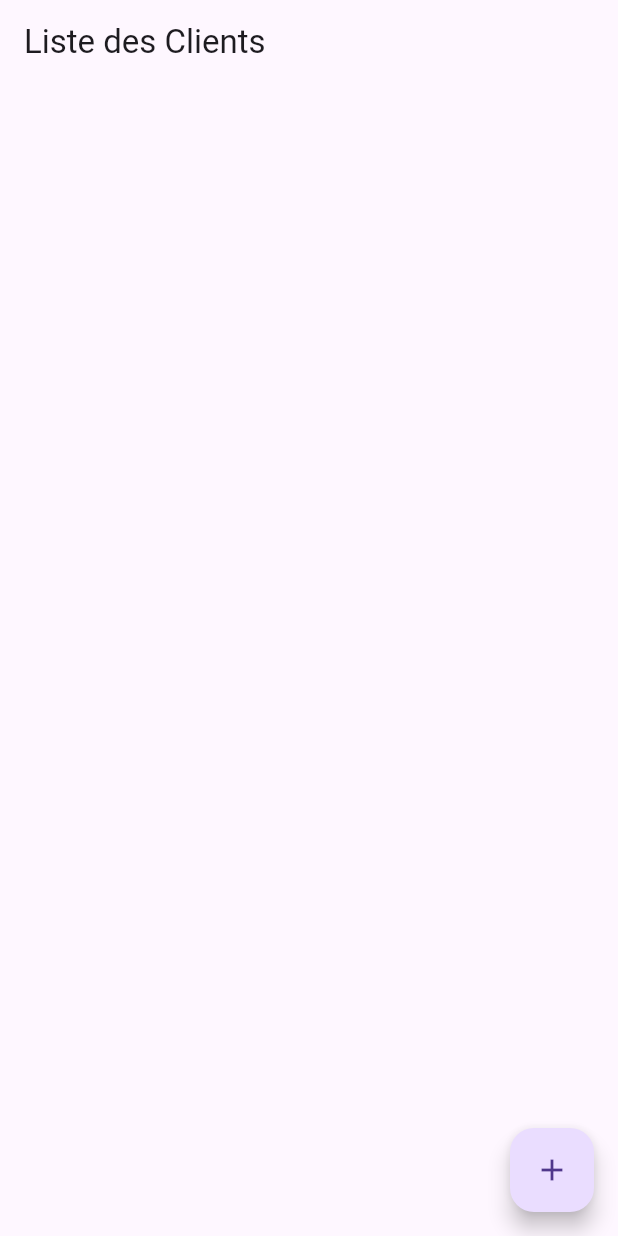
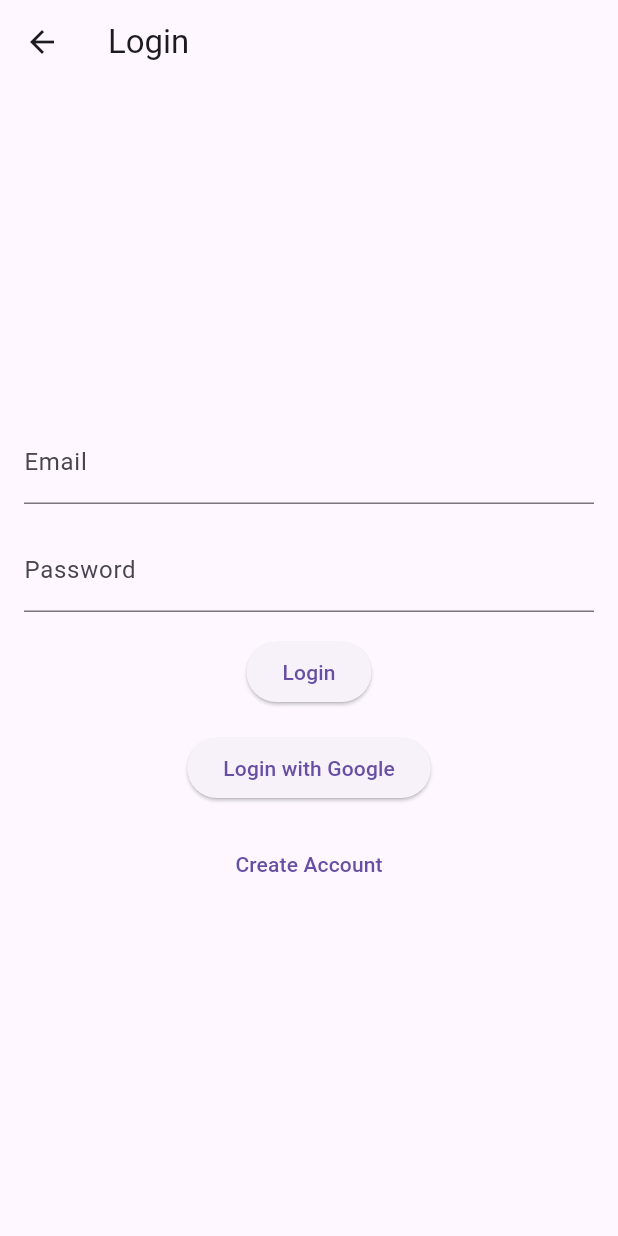
Before and after one commit to Ervinbara/ClientFitTracker, a Flutter app: the screen it shows after launch, on a phone screen of 412 x 824 dp. Run offline on Flutter 3.47's test engine with Material 3 defaults, Android fonts, the phone set to English and light mode, and no system bars; our stand-ins replace cloud_firestore, firebase_auth, firebase_core, google_sign_in; accounts and stored records are empty.

Commit message:
Système de connexion avec Google et adresse mail ok + logout

```diff
--- /dev/null
+++ b/lib/login_page.dart
@@ -0,0 +1,234 @@
+import 'package:flutter/material.dart';
+import 'package:firebase_auth/firebase_auth.dart';
+import 'package:google_sign_in/google_sign_in.dart';
+import 'package:cloud_firestore/cloud_firestore.dart';
+
+
+class LoginPage extends StatefulWidget {
+  @override
+  _LoginPageState createState() => _LoginPageState();
+}
+
+class _LoginPageState extends State<LoginPage> {
+  final TextEditingController emailController = TextEditingController();
+  final TextEditingController passwordController = TextEditingController();
+  final TextEditingController confirmPasswordController = TextEditingController();
+
+  bool _isCreatingAccount = false;
+
+  Future<void> _login(BuildContext context) async {
+    try {
+      UserCredential userCredential = await FirebaseAuth.instance.signInWithEmailAndPassword(
+        email: emailController.text,
+        password: passwordController.text,
+      );
+      print('User logged in: ${userCredential.user!.uid}');
+      ScaffoldMessenger.of(context).showSnackBar(
+        SnackBar(
+          content: Text('Login successful.'),
+          duration: Duration(seconds: 3),
+        ),
+      );
+      // Naviguer vers la page suivante après la connexion réussie
+      Navigator.pushReplacementNamed(context, '/home');
+    } catch (e) {
+      print('Login error: $e');
+      // Afficher un message d'erreur à l'utilisateur
+      ScaffoldMessenger.of(context).showSnackBar(
+        SnackBar(
+          content: Text('Login failed. Please check your email and password.'),
+          duration: Duration(seconds: 3),
+        ),
+      );
+    }
+  }
+
+  Future<void> _signInWithGoogle(BuildContext context) async {
+    try {
+      final GoogleSignIn googleSignIn = GoogleSignIn();
+      final FirebaseAuth _auth = FirebaseAuth.instance;
+
+      final GoogleSignInAccount? googleSignInAccount = await googleSignIn.signIn();
+      if (googleSignInAccount != null) {
+        final GoogleSignInAuthentication googleSignInAuthentication = await googleSignInAccount.authentication;
+
+        final AuthCredential credential = GoogleAuthProvider.credential(
+          accessToken: googleSignInAuthentication.accessToken,
+          idToken: googleSignInAuthentication.idToken,
+        );
+
+        final UserCredential authResult = await _auth.signInWithCredential(credential);
+        final User? user = authResult.user;
+
+        if (user != null) {
+          assert(!user.isAnonymous);
+          assert(await user.getIdToken() != null);
+
+          final User currentUser = _auth.currentUser!;
+          assert(user.uid == currentUser.uid);
+
+          print('signInWithGoogle succeeded: $user');
+
+          ScaffoldMessenger.of(context).showSnackBar(
+            SnackBar(
+              content: Text('Google Sign-In successful.'),
+              duration: Duration(seconds: 3),
+            ),
+          );
+
+          // Vérifie si l'utilisateur est nouvellement enregistré
+          if (authResult.additionalUserInfo!.isNewUser) {
+            // Ajouter ici le code pour enregistrer les informations de l'utilisateur dans la base de données Firebase
+            // Par exemple :
+            await FirebaseFirestore.instance.collection('users').doc(user.uid).set({
+              'displayName': user.displayName ?? '',
+              'email': user.email ?? '',
+              'photoURL': user.photoURL ?? '',
+            });
+            print('New user registered: ${user.uid}');
+          }
+
+          // Naviguer vers la page suivante après la connexion réussie
+          Navigator.pushReplacementNamed(context, '/home');
+        }
+      }
+    } catch (error) {
+      print('signInWithGoogle failed: $error');
+      // Afficher un message d'erreur à l'utilisateur
+      ScaffoldMessenger.of(context).showSnackBar(
+        SnackBar(
+          content: Text('Google Sign-In failed. Please try again.'),
+          duration: Duration(seconds: 3),
+        ),
+      );
+    }
+  }
+
+
+
+  Future<void> _createAccount(BuildContext context) async {
+    if (passwordController.text != confirmPasswordController.text) {
+      ScaffoldMessenger.of(context).showSnackBar(
+        SnackBar(
+          content: Text('Passwords do not match.'),
+          duration: Duration(seconds: 3),
+        ),
+      );
+      return;
+    }
+
+    try {
+      UserCredential userCredential = await FirebaseAuth.instance.createUserWithEmailAndPassword(
+        email: emailController.text,
+        password: passwordController.text,
+      );
+
+      // Enregistrer les informations de l'utilisateur dans Firestore
+      await FirebaseFirestore.instance.collection('users').doc(userCredential.user!.uid).set({
+        'email': emailController.text,
+        // Ajoutez d'autres champs que vous souhaitez sauvegarder
+      });
+
+      print('User created: ${userCredential.user!.uid}');
+      ScaffoldMessenger.of(context).showSnackBar(
+        SnackBar(
+          content: Text('Account created successfully.'),
+          duration: Duration(seconds: 3),
+        ),
+      );
+
+      Navigator.pushReplacementNamed(context, '/home');
+
+    } catch (e) {
+
+      print('Account creation error: $e');
+      ScaffoldMessenger.of(context).showSnackBar(
+        SnackBar(
+          content: Text('Account creation failed. Please try again.'),
+          duration: Duration(seconds: 3),
+        ),
+      );
+    }
+  }
+
+
+  @override
+  Widget build(BuildContext context) {
+    return Scaffold(
+      appBar: AppBar(
+        title: Text(_isCreatingAccount ? 'Create Account' : 'Login'), // Modifier le titre de l'AppBar
+        leading: _isCreatingAccount ? IconButton(
+          icon: Icon(Icons.arrow_back),
+          onPressed: () {
+            setState(() {
+              _isCreatingAccount = false;
+            });
+          },
+        ) : null,
+      ),
+      body: Padding(
+        padding: EdgeInsets.all(16.0),
+        child: Column(
+          crossAxisAlignment: CrossAxisAlignment.center,
+          mainAxisAlignment: MainAxisAlignment.center,
+          children: <Widget>[
+            TextField(
+              controller: emailController,
+              keyboardType: TextInputType.emailAddress,
+              decoration: InputDecoration(
+                labelText: 'Email',
+                hintText: 'Enter your email',
+              ),
+            ),
+            SizedBox(height: 16.0),
+            TextField(
+              controller: passwordController,
+              obscureText: true,
+              decoration: InputDecoration(
+                labelText: 'Password',
+                hintText: 'Enter your password',
+              ),
+            ),
+            SizedBox(height: 16.0),
+            if (_isCreatingAccount) ...[
+              // Formulaire de création de compte
+              TextField(
+                controller: confirmPasswordController,
+                obscureText: true,
+                decoration: InputDecoration(
+                  labelText: 'Confirm Password',
+                  hintText: 'Confirm your password',
+                ),
+              ),
+              SizedBox(height: 16.0),
+              ElevatedButton(
+                onPressed: () => _createAccount(context),
+                child: Text('Create Account'),
+              ),
+            ] else ...[
+              // Formulaire de connexion
+              ElevatedButton(
+                onPressed: () => _login(context),
+                child: Text('Login'),
+              ),
+              SizedBox(height: 16.0),
+              ElevatedButton(
+                onPressed: () => _signInWithGoogle(context),
+                child: Text('Login with Google'),
+              ),
+              SizedBox(height: 16.0),
+              TextButton(
+                onPressed: () {
+                  setState(() {
+                    _isCreatingAccount = true;
+                  });
+                },
+                child: Text('Create Account'),
+              ),
+            ],
+          ],
+        ),
+      ),
+    );
+  }
+}
--- a/lib/main.dart
+++ b/lib/main.dart
@@ -2,11 +2,12 @@ import 'package:flutter/material.dart';
 import 'package:clientfit_tracker/models/client.dart';
 import 'package:firebase_core/firebase_core.dart';
 import 'firebase_options.dart'; // Importez les options de configuration Firebase
+import 'login_page.dart';
 import 'my_widget.dart';
 import 'models/client.dart'; // Importez votre modèle Client
 import 'database.dart'; // Importez la fonction addClient
-import 'package:flutter/material.dart';
 import 'package:cloud_firestore/cloud_firestore.dart';
+import 'package:firebase_auth/firebase_auth.dart';
 
 void main() async {
   WidgetsFlutterBinding.ensureInitialized();
@@ -21,6 +22,11 @@ class MyApp extends StatelessWidget {
   Widget build(BuildContext context) {
     return MaterialApp(
       title: 'Mon Application',
+      initialRoute: '/login',
+      routes: {
+        '/login': (context) => LoginPage(),
+        '/home': (context) => MyHomePage(), // Ajout de la route pour la page d'accueil
+      },
       home: MyHomePage(),
     );
   }
@@ -39,6 +45,12 @@ class _MyHomePageState extends State<MyHomePage> {
     return Scaffold(
       appBar: AppBar(
         title: Text('Liste des Clients'),
+        actions: <Widget>[
+          IconButton(
+            icon: Icon(Icons.logout),
+            onPressed: _signOut, // Appel de la fonction de déconnexion
+          ),
+        ],
       ),
       body: StreamBuilder(
         stream: FirebaseFirestore.instance.collection('clients').snapshots(),
@@ -94,6 +106,15 @@ class _MyHomePageState extends State<MyHomePage> {
     );
   }
 
+  void _signOut() async {
+    try {
+      await FirebaseAuth.instance.signOut(); // Déconnexion de l'utilisateur de Firebase
+      Navigator.pushReplacementNamed(context, '/login'); // Redirection vers la page de login
+    } catch (e) {
+      print('Erreur lors de la déconnexion : $e');
+    }
+  }
+
   void _addClient(BuildContext context) async {
     final result = await showDialog(
       context: context,
@@ -128,7 +149,6 @@ class _MyHomePageState extends State<MyHomePage> {
       });
 
       updateClientInFirestore(result); // Mettre à jour le client dans Firestore
-
     }
   }
 
--- /dev/null
+++ b/lib/models/User.dart
@@ -0,0 +1,13 @@
+class User {
+  final String uid;
+  final String email;
+  final String? displayName;
+  final String? photoURL;
+
+  User({
+    required this.uid,
+    required this.email,
+    this.displayName,
+    this.photoURL,
+  });
+}
--- a/pubspec.yaml
+++ b/pubspec.yaml
@@ -33,7 +33,8 @@ dependencies:
   firebase_core: ^2.27.1
   firebase_auth: ^4.17.9
   cloud_firestore: ^4.15.9
-  uuid: ^3.0.0
+  uuid: ^4.3.3
+  google_sign_in: ^6.2.1
 
 
   # The following adds the Cupertino Icons font to your application.
```
Also changed, not shown: pubspec.lock, 4 other files.
